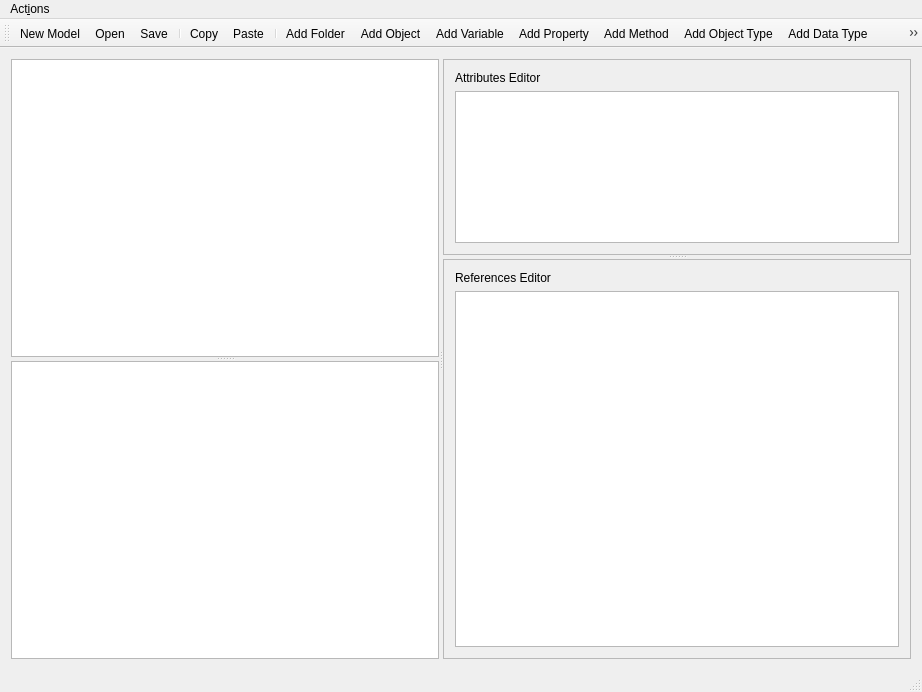
Old version of the form uamodeler/uamodeler_ui.ui in the repository FreeOpcUa/opcua-modeler.
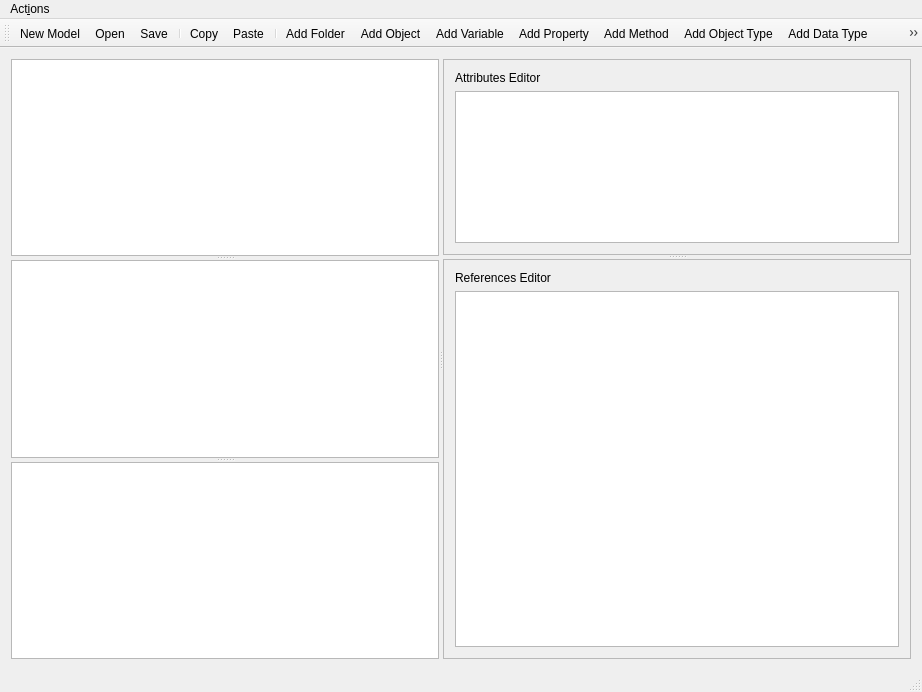
New version of the form. Icons and pictures are not drawn.

Commit message: add draft UI to manage nodesets

```diff
--- a/uamodeler/uamodeler_ui.ui
+++ b/uamodeler/uamodeler_ui.ui
@@ -28,6 +28,7 @@
        <property name="orientation">
         <enum>Qt::Vertical</enum>
        </property>
+       <widget class="QTreeView" name="refNodeSetsView"/>
        <widget class="QTreeView" name="namespaceView"/>
        <widget class="QTreeView" name="treeView">
         <property name="sizePolicy">
```
The commit also changes 4 other files.
